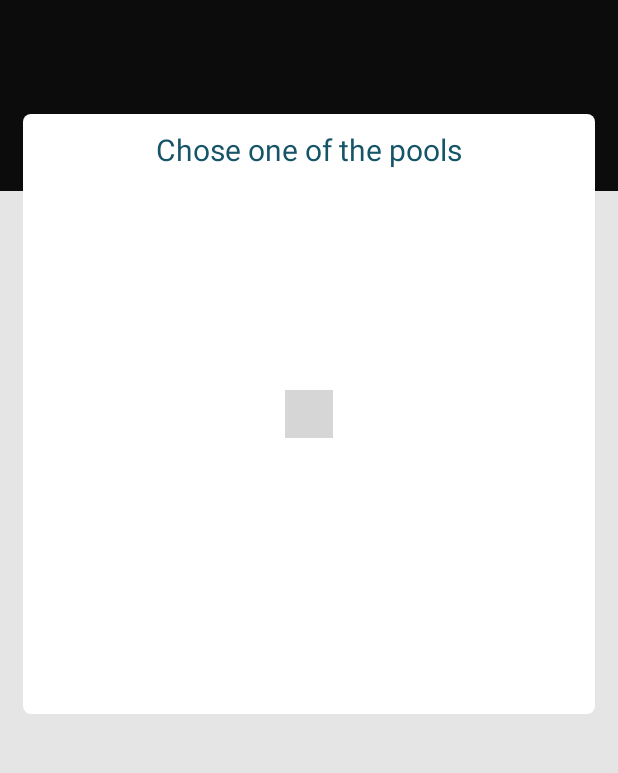
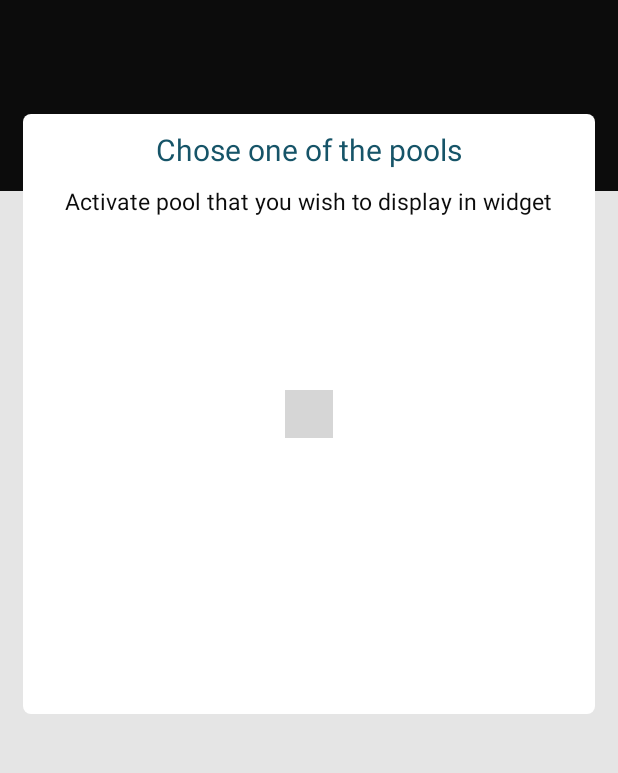
Before and after one commit to pools-united/CardanoPoolsUnitedWidget, an Android app: the screen it shows after launch (MainActivity), on a phone screen of 412 x 824 dp, the part 409-1182 px from its top. Run offline under Robolectric (Android 15) with nearby library versions, the phone set to English and light mode, and no system bars; plain views replace SmoothViewpager; 1 statement that could not run was skipped; grey boxes are pictures that could not be loaded.

```diff
--- a/app/src/main/java/com/cardanopoolsunitedwidget/util/Constants.kt
+++ b/app/src/main/java/com/cardanopoolsunitedwidget/util/Constants.kt
@@ -16,5 +16,10 @@ class Constants {
         const val  PREFERENCES_KEY = "MyPrefs"
         const val POOL_KEY = "poolIdKey"
 
+        //widget update
+        const val WIDGET_UPDATE_KEY = "widget_update_key"
+
+        //
+        const val DEFAULT_POOL_ENDPOINT= "/pools/b45c1860e038baa0642b352ccf447ed5e14430342a11dd75bae52f39/summary.json"
     }
 }
--- a/app/src/main/java/com/cardanopoolsunitedwidget/view/MainActivity.kt
+++ b/app/src/main/java/com/cardanopoolsunitedwidget/view/MainActivity.kt
@@ -5,6 +5,7 @@ import android.view.View
 import androidx.appcompat.app.AppCompatActivity
 import com.cardanopoolsunitedwidget.R
 import com.cardanopoolsunitedwidget.model.Pool
+import com.cardanopoolsunitedwidget.service.SharedPref
 import com.cardanopoolsunitedwidget.util.Constants
 import com.cardanopoolsunitedwidget.view.viewpager.ViewPagerAdapter
 import kotlinx.android.synthetic.main.activity_main.*
@@ -12,8 +13,6 @@ import kotlinx.android.synthetic.main.view_pager_element.view.*
 
 
 class MainActivity : AppCompatActivity() {
-    // list that hold adapter views
-    var viewList = ArrayList<View>();
     //list of all pools
     var viewPagerPoolList = ArrayList<Pool>()
     var vpa:ViewPagerAdapter? = null;
@@ -25,14 +24,6 @@ class MainActivity : AppCompatActivity() {
         vpa = ViewPagerAdapter(this, viewPagerPoolList)
         smoolider.adapter = vpa;
 
-    }
-
-    fun updateAllViews(pPosition: Int) {
-        //val pool: Pool? = SharedPref.getPoolFromStorage(this);
-        //clearOtherChecks();
-        //viewPagerPoolList[pPosition].isActive = true;
-
-        //viewList[pPosition].poolApplyBtn.setChecked(true);
     }
 
     private fun createPoolData() {
@@ -66,14 +57,11 @@ class MainActivity : AppCompatActivity() {
         era.poolURL = Constants.ERA;
         viewPagerPoolList.add(era)
 
-    }
-
-    public fun clearOtherChecks(position: Int) {
-
-        for (view in viewList) {
-            if (viewList.indexOf(view) != position) {
-                view.poolApplyBtn.setChecked(false);
-            }
+        //adding default pool to storage
+        val pool: Pool? = SharedPref.getPoolFromStorage(this);
+        if(pool == null) {
+            cpu.isActive = true;
+            SharedPref.savePoolIdToStorage(this, cpu);
         }
     }
 
--- a/app/src/main/res/layout/activity_main.xml
+++ b/app/src/main/res/layout/activity_main.xml
@@ -67,10 +67,21 @@
         android:layout_height="400dp">
 
         <TextView
+            android:id="@+id/widgetHeader"
             android:layout_marginTop="10dp"
             android:textSize="20sp"
             android:text="Chose one of the pools"
             android:textColor="@color/colorPrimary"
+            android:layout_centerHorizontal="true"
+            android:layout_width="wrap_content"
+            android:layout_height="wrap_content"/>
+
+        <TextView
+            android:layout_below="@+id/widgetHeader"
+            android:layout_marginTop="10dp"
+            android:textSize="15sp"
+            android:text="Activate pool that you wish to display in widget"
+            android:textColor="@color/colorPrimaryDark"
             android:layout_centerHorizontal="true"
             android:layout_width="wrap_content"
             android:layout_height="wrap_content"/>
```
Also changed, not shown: app/src/main/java/com/cardanopoolsunitedwidget/view/viewpager/ViewPagerAdapter.kt (+5 -15 lines), app/src/main/java/com/cardanopoolsunitedwidget/widgets/CPUWidget.kt (+41 -10 lines).
